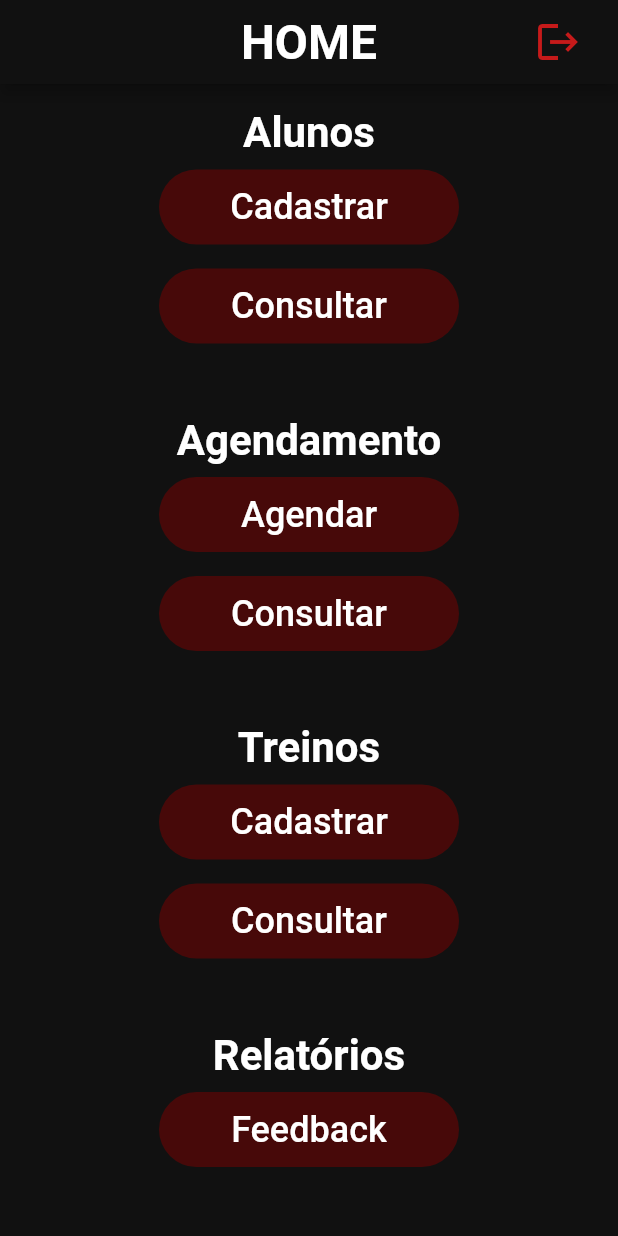
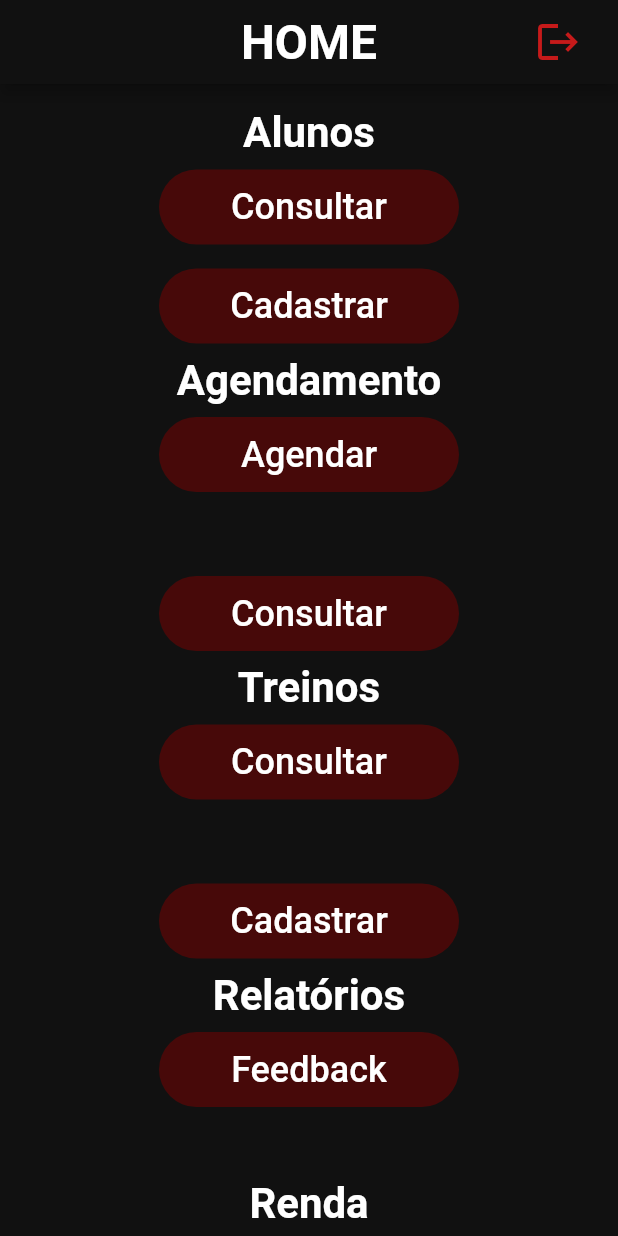
Before and after one commit to othiagosilva/myTrainer, a Flutter app: the HomePage screen opened by its route, on a phone screen of 412 x 824 dp. Run offline on Flutter 3.47's test engine with Material 2 defaults, Android fonts, the light colour scheme and no system bars; our stand-ins replace cloud_firestore, firebase_auth, firebase_core; accounts and stored records are empty; Roboto replaces fonts that are missing (OpenSans).

```diff
--- a/lib/pages/home_page.dart
+++ b/lib/pages/home_page.dart
@@ -77,16 +77,36 @@ class _HomePageState extends State<HomePage> {
         children: [
           Column(
             children: [
+              //*
+              //* Alunos
+              //*
               viewHome1Button(
-                  16.0, 0.0, 'Alunos', 'Cadastrar', 'cadastrar_dados'),
+                  16.0, 0.0, 'Alunos', 'Consultar', 'consultar_aluno'),
+              WidgetNavegationButton(
+                  'Cadastrar', Theme.of(context).colorScheme.secondary,
+                  proximaPag: 'cadastrar_aluno'),
+              //*
+              //* Agendamento
+              //*
+              viewHome1Button(0.0, 40.0, 'Agendamento', 'Agendar', 'agendar'),
               WidgetNavegationButton(
                   'Consultar', Theme.of(context).colorScheme.secondary,
-                  proximaPag: 'consultar_aluno'),
-              viewHome2Button(40.0, 40.0, 'Agendamento', 'Agendar', 'agendar',
-                  'Consultar', 'consultar_sessao'),
-              viewHome2Button(0.0, 40.0, 'Treinos', 'Cadastrar',
-                  'cadastrar_treino', 'Consultar', 'consultar_treino'),
+                  proximaPag: 'consultar_agendamento'),
+              //*
+              //* Treinos
+              //*
+              viewHome1Button(
+                  0.0, 40.0, 'Treinos', 'Consultar', 'consultar_treino'),
+              WidgetNavegationButton(
+                  'Cadastrar', Theme.of(context).colorScheme.secondary,
+                  proximaPag: 'cadastrar_treino'),
+              //*
+              //* Relatórios
+              //*
               viewHome1Button(0.0, 40.0, 'Relatórios', 'Feedback', 'feedback'),
+              //*
+              //* Renda
+              //*
               viewHome1Button(
                   0.0, 0.0, 'Renda', 'Consultar', 'consultar_renda'),
             ],
@@ -149,29 +169,4 @@ class _HomePageState extends State<HomePage> {
       ),
     );
   }
-
-  viewHome2Button(margem1, margem2, titulo, tituloBotao1, paginaBotao1,
-      tituloBotao2, paginaBotao2) {
-    return Container(
-      margin: EdgeInsets.fromLTRB(0, margem1, 0, margem2),
-      child: Column(
-        children: [
-          Text(
-            titulo,
-            style: Theme.of(context).textTheme.headline4,
-          ),
-          WidgetNavegationButton(
-            tituloBotao1,
-            Theme.of(context).colorScheme.secondary,
-            proximaPag: paginaBotao1,
-          ),
-          WidgetNavegationButton(
-            tituloBotao2,
-            Theme.of(context).colorScheme.secondary,
-            proximaPag: paginaBotao2,
-          ),
-        ],
-      ),
-    );
-  }
 }
```
Also changed, not shown: lib/images/icon.png, 2 other files.
